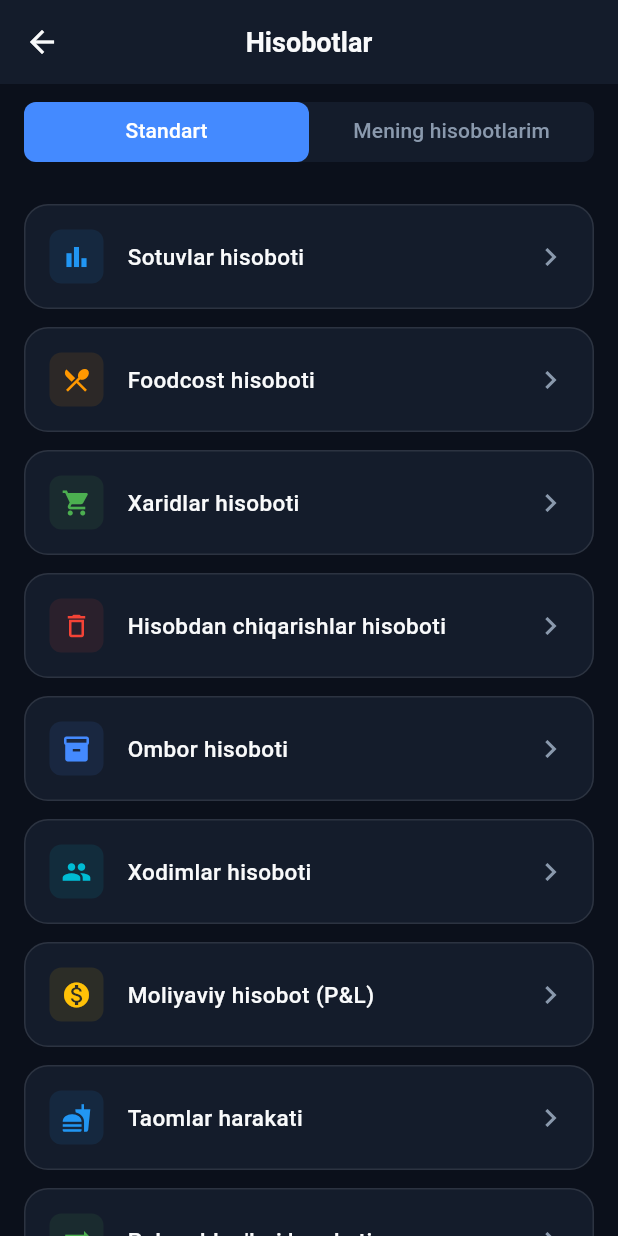
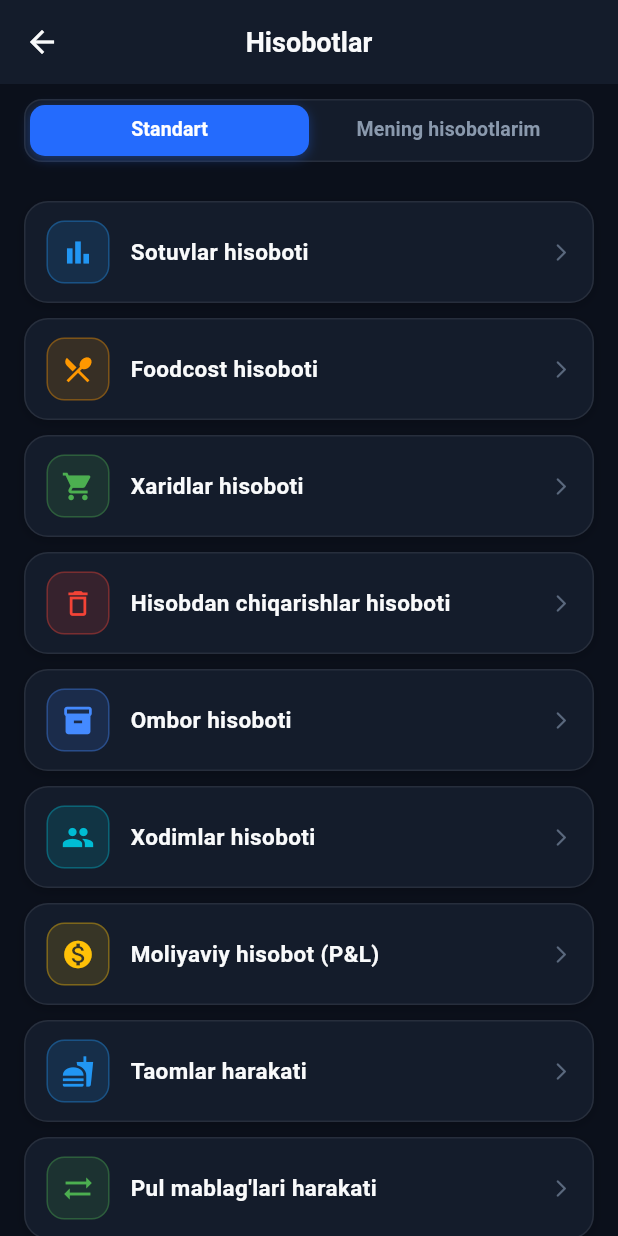
Before and after one commit to asror-vip/cheff-private, a Flutter app: the ReportsPage screen opened directly, on a phone screen of 412 x 824 dp. Run offline on Flutter 3.47's test engine with Material 3 defaults, Android fonts, the phone set to English and light mode, and no system bars; our stand-ins replace badges, easy_localization, file_picker, flutter_dotenv, image_picker, qr_flutter and 5 more; missing offline and left inert: blue_thermal_printer, esc_pos_utils_plus, excel; accounts and stored records are empty; network calls fail.

Commit message:
feat(ui): polish reports segmented pills and sales cards

```diff
--- a/lib/features/reports/presentation/pages/reports_page.dart
+++ b/lib/features/reports/presentation/pages/reports_page.dart
@@ -29,22 +29,33 @@ class ReportsPage extends StatelessWidget {
         ),
         body: Column(
           children: [
+            // Segmented Pill TabBar matching Screen #12
             Padding(
-              padding: const EdgeInsets.symmetric(horizontal: 16, vertical: 12),
+              padding: const EdgeInsets.symmetric(horizontal: 16, vertical: 10),
               child: Container(
-                height: 40,
+                height: 42,
                 decoration: BoxDecoration(
                   color: AppColors.surface,
-                  borderRadius: BorderRadius.circular(8),
+                  borderRadius: BorderRadius.circular(12),
+                  border: Border.all(color: Colors.white.withValues(alpha: 0.08)),
                 ),
+                padding: const EdgeInsets.all(3),
                 child: TabBar(
                   indicator: BoxDecoration(
-                    color: Colors.blueAccent,
-                    borderRadius: BorderRadius.circular(8),
+                    color: AppColors.primary,
+                    borderRadius: BorderRadius.circular(10),
+                    boxShadow: [
+                      BoxShadow(
+                        color: AppColors.primary.withValues(alpha: 0.35),
+                        blurRadius: 6,
+                        offset: const Offset(0, 2),
+                      ),
+                    ],
                   ),
                   indicatorSize: TabBarIndicatorSize.tab,
                   labelColor: Colors.white,
                   unselectedLabelColor: AppColors.textSecondary,
+                  labelStyle: const TextStyle(fontWeight: FontWeight.bold, fontSize: 13),
                   dividerColor: Colors.transparent,
                   tabs: [
                     Tab(text: 'reports.tab_standard'.tr()),
@@ -93,11 +104,18 @@ class ReportsPage extends StatelessWidget {
 
   Widget _buildReportItem(BuildContext context, IconData icon, String title, Color iconColor, VoidCallback onTap) {
     return Container(
-      margin: const EdgeInsets.only(bottom: 12),
+      margin: const EdgeInsets.only(bottom: 10),
       decoration: BoxDecoration(
         color: AppColors.surface,
         borderRadius: BorderRadius.circular(16),
-        border: Border.all(color: Colors.white10),
+        border: Border.all(color: Colors.white.withValues(alpha: 0.08)),
+        boxShadow: [
+          BoxShadow(
+            color: Colors.black.withValues(alpha: 0.18),
+            blurRadius: 6,
+            offset: const Offset(0, 2),
+          ),
+        ],
       ),
       child: Material(
         color: Colors.transparent,
@@ -106,25 +124,27 @@ class ReportsPage extends StatelessWidget {
           borderRadius: BorderRadius.circular(16),
           onTap: onTap,
           child: Padding(
-            padding: const EdgeInsets.all(16),
+            padding: const EdgeInsets.symmetric(horizontal: 14, vertical: 12),
             child: Row(
               children: [
                 Container(
-                  padding: const EdgeInsets.all(8),
+                  width: 42,
+                  height: 42,
                   decoration: BoxDecoration(
-                    color: iconColor.withValues(alpha: 0.1),
-                    borderRadius: BorderRadius.circular(8),
+                    color: iconColor.withValues(alpha: 0.15),
+                    borderRadius: BorderRadius.circular(12),
+                    border: Border.all(color: iconColor.withValues(alpha: 0.35), width: 1),
                   ),
-                  child: Icon(icon, color: iconColor, size: 20),
+                  child: Icon(icon, color: iconColor, size: 22),
                 ),
-                const SizedBox(width: 16),
+                const SizedBox(width: 14),
                 Expanded(
                   child: Text(
                     title,
-                    style: const TextStyle(color: AppColors.textPrimary, fontSize: 15, fontWeight: FontWeight.w500),
+                    style: const TextStyle(color: AppColors.textPrimary, fontSize: 15, fontWeight: FontWeight.bold),
                   ),
                 ),
-                const Icon(Icons.chevron_right, color: AppColors.textSecondary),
+                const Icon(Icons.arrow_forward_ios_rounded, color: AppColors.textMuted, size: 14),
               ],
             ),
           ),
```
Also changed, not shown: lib/features/sales/presentation/pages/sales_page.dart (line endings or trailing spaces).
